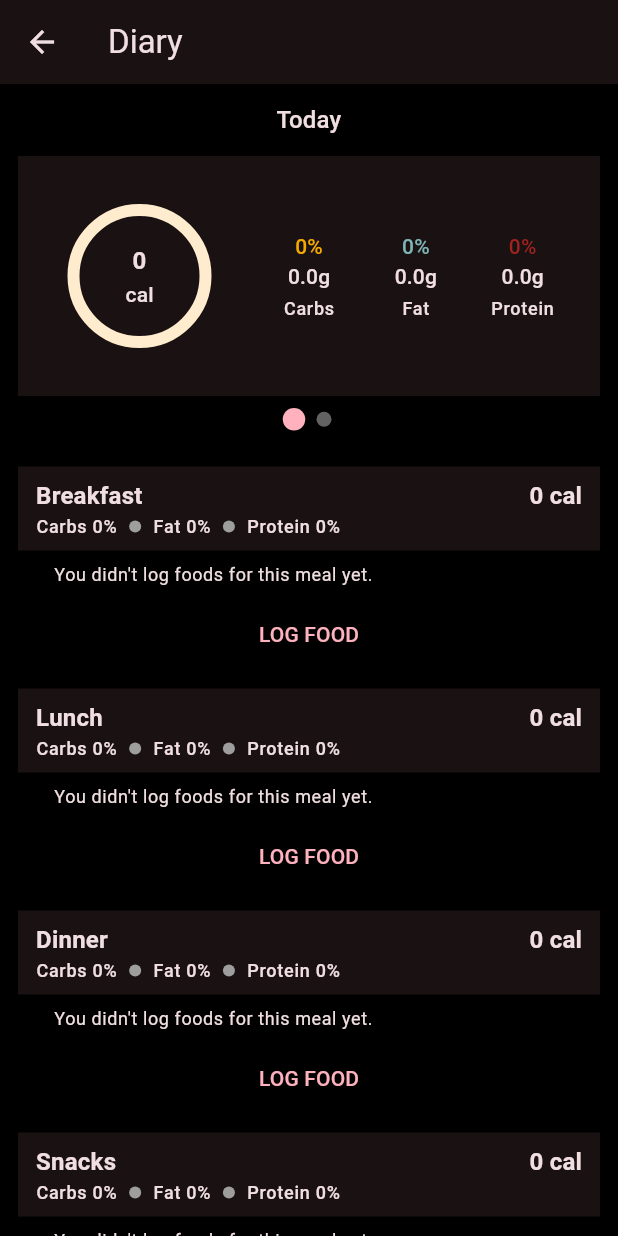
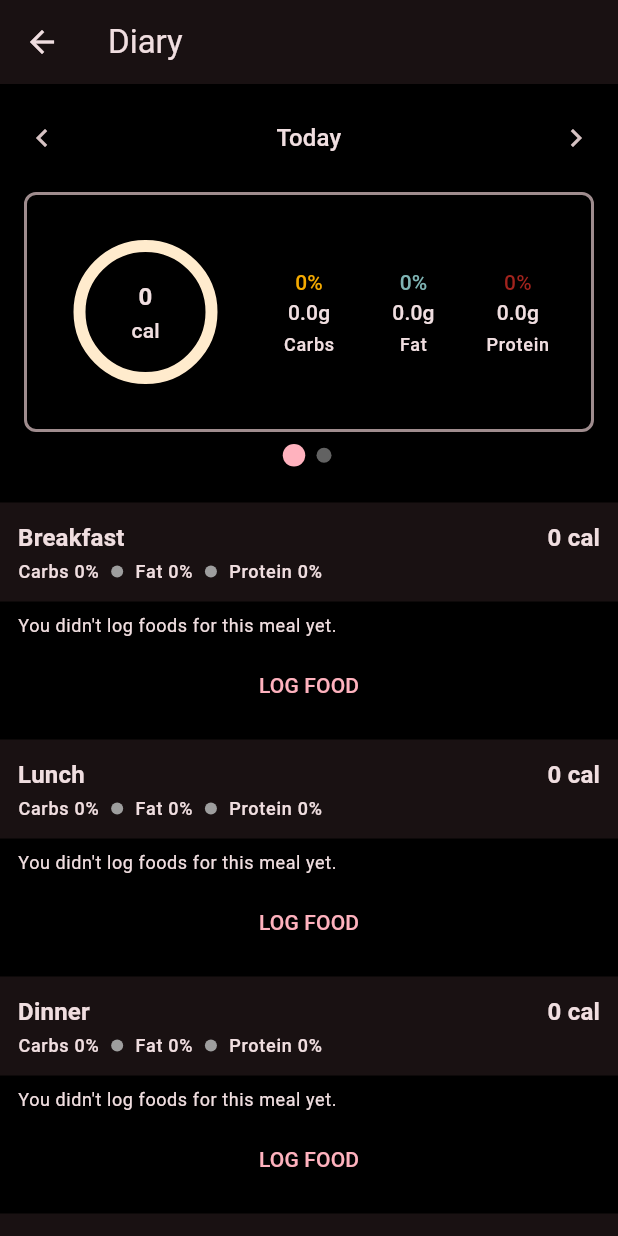
Before and after one commit to elenaconache/calorietracker, a Flutter app: the DiaryView screen opened directly, after a tap on "Breakfast", on a phone screen of 412 x 824 dp. Run offline on Flutter 3.47's test engine with Material 2 defaults, Android fonts, the phone set to English and light mode, and no system bars; drawn by our look-alikes of fl_chart, smooth_page_indicator; our stand-ins replace dio, flutter_secure_storage, flutter_svg, get_it, isar, retrofit; missing offline and left inert: dio_cache_interceptor, dio_cache_interceptor_hive_store; accounts and stored records are empty; generated files the repository leaves out were written again.

Commit message:
[sc-105] delete diary entry update app carousel component UI, add checkboxes for deleting diary entries, add checkboxes per meal and per day for checking all entries or all meals, update paddings in diary, align overview nutrient value to right

```diff
--- /dev/null
+++ b/lib/features/diary/carousel/diary_overview_carousel.dart
@@ -0,0 +1,85 @@
+import 'package:calorietracker/app/dependency_injection.dart';
+import 'package:calorietracker/features/diary/carousel/dotted_item.dart';
+import 'package:calorietracker/models/helpers/future_response_status.dart';
+import 'package:calorietracker/services/diary_service.dart';
+import 'package:calorietracker/ui/app_strings.dart';
+import 'package:calorietracker/ui/components/app_carousel.dart';
+import 'package:calorietracker/ui/components/calories_macros_section.dart';
+import 'package:flutter/material.dart';
+
+class DiaryOverviewCarousel extends StatelessWidget {
+  const DiaryOverviewCarousel({super.key});
+
+  @override
+  Widget build(BuildContext context) {
+    final diaryService = locator<DiaryService>();
+    return AppCarousel(items: [
+      Padding(
+          padding: const EdgeInsets.symmetric(horizontal: 16),
+          child: DecoratedBox(
+            decoration: _getDecoration(context),
+            child: ValueListenableBuilder(
+                valueListenable: diaryService.dayMealEntries,
+                builder: (context, dayMealEntries, __) {
+                  if (dayMealEntries.status == FutureResponseStatus.error) {
+                    return const SizedBox.shrink();
+                  }
+                  final nutrition = diaryService.selectedDayNutrition;
+                  return CaloriesMacrosSection(
+                    calories: nutrition.calories.toInt(),
+                    carbsInGrams: nutrition.carbohydrates,
+                    carbsPercentage: nutrition.carbsPercentage,
+                    fatInGrams: nutrition.fat,
+                    fatPercentage: nutrition.fatPercentage,
+                    proteinInGrams: nutrition.protein,
+                    proteinPercentage: nutrition.proteinPercentage,
+                  );
+                }),
+          )),
+      Padding(
+          padding: const EdgeInsets.symmetric(horizontal: 16),
+          child: DecoratedBox(
+              decoration: _getDecoration(context),
+              child: Padding(
+                  padding: const EdgeInsets.symmetric(vertical: 24, horizontal: 24),
+                  child: Center(
+                    child: ValueListenableBuilder(
+                        valueListenable: diaryService.dayMealEntries,
+                        builder: (context, dayMealEntries, __) {
+                          if (dayMealEntries.status == FutureResponseStatus.error) {
+                            return const SizedBox.shrink();
+                          }
+                          final nutrition = diaryService.selectedDayNutrition;
+                          return Column(
+                              crossAxisAlignment: CrossAxisAlignment.stretch,
+                              mainAxisSize: MainAxisSize.min,
+                              children: [
+                                DottedItem(
+                                  label: AppStrings.carbohydratesLabel,
+                                  value: nutrition.formattedCarbs,
+                                ),
+                                DottedItem(
+                                  label: AppStrings.fiberLabel,
+                                  value: nutrition.formattedFiber,
+                                ),
+                                DottedItem(
+                                  label: AppStrings.netCarbsLabel,
+                                  value: nutrition.formattedNetCarbs,
+                                ),
+                                DottedItem(
+                                  label: AppStrings.sugarLabel,
+                                  value: nutrition.formattedSugar,
+                                ),
+                              ]);
+                        }),
+                  ))))
+    ]);
+  }
+
+  BoxDecoration _getDecoration(BuildContext context) => BoxDecoration(
+      border: Border.fromBorderSide(BorderSide(
+        width: 2,
+        color: Theme.of(context).dividerColor,
+      )),
+      borderRadius: BorderRadius.circular(8));
+}
--- a/lib/features/diary/dotted_item.dart
+++ b/lib/features/diary/carousel/dotted_item.dart
@@ -30,7 +30,8 @@ class DottedItem extends StatelessWidget {
         flex: 1,
         child: Text(
           value,
-          style: Theme.of(context).textTheme.bodyLarge?.copyWith(fontWeight: FontWeight.bold),
+          textAlign: TextAlign.right,
+          style: Theme.of(context).textTheme.bodyLarge,
         ),
       )
     ]);
--- a/lib/features/diary/diary_entries_sliver_list.dart
+++ b/lib/features/diary/diary_entries_sliver_list.dart
@@ -1,5 +1,5 @@
 import 'package:calorietracker/app/dependency_injection.dart';
-import 'package:calorietracker/features/diary/diary_row.dart';
+import 'package:calorietracker/features/diary/diary_row/diary_row.dart';
 import 'package:calorietracker/features/diary/no_logged_foods_message.dart';
 import 'package:calorietracker/features/diary/swipe_to_delete_background.dart';
 import 'package:calorietracker/models/diary_entry.dart';
@@ -37,17 +37,11 @@ class DiaryEntriesSliverList extends StatelessWidget {
       );
     } else {
       return const SliverPadding(
-        padding: EdgeInsets.symmetric(horizontal: 24, vertical: 8),
+        padding: EdgeInsets.symmetric(horizontal: 12, vertical: 8),
         sliver: SliverToBoxAdapter(child: NoLoggedFoodsMessage()),
       );
     }
   }
 
-  void _onEntryDismissed(DiaryEntry entry) {
-    locator<DiaryService>().removeDiaryEntry(
-      meal: meal,
-      collectionId: entry.collectionId,
-      localId: entry.localId,
-    );
-  }
+  void _onEntryDismissed(DiaryEntry entry) => locator<DiaryService>().removeDiaryEntry(meal: meal, diaryEntry: entry);
 }
--- a/lib/features/diary/diary_overview_carousel.dart
+++ /dev/null
@@ -1,79 +0,0 @@
-import 'package:calorietracker/app/dependency_injection.dart';
-import 'package:calorietracker/features/diary/dotted_item.dart';
-import 'package:calorietracker/models/helpers/future_response_status.dart';
-import 'package:calorietracker/services/diary_service.dart';
-import 'package:calorietracker/ui/app_strings.dart';
-import 'package:calorietracker/ui/components/app_carousel.dart';
-import 'package:calorietracker/ui/components/calories_macros_section.dart';
-import 'package:flutter/material.dart';
-
-class DiaryOverviewCarousel extends StatelessWidget {
-  const DiaryOverviewCarousel({super.key});
-
-  @override
-  Widget build(BuildContext context) {
-    final diaryService = locator<DiaryService>();
-    return Padding(
-        padding: const EdgeInsets.symmetric(horizontal: 8),
-        child: AppCarousel(items: [
-          Padding(
-              padding: const EdgeInsets.symmetric(horizontal: 4),
-              child: Material(
-                color: Theme.of(context).cardColor,
-                shape: const BeveledRectangleBorder(),
-                child: ValueListenableBuilder(
-                    valueListenable: diaryService.dayMealEntries,
-                    builder: (context, dayMealEntries, __) {
-                      if (dayMealEntries.status == FutureResponseStatus.error) {
-                        return const SizedBox.shrink();
-                      }
-                      final nutrition = diaryService.selectedDayNutrition;
-                      return CaloriesMacrosSection(
-                        calories: nutrition.calories.toInt(),
-                        carbsInGrams: nutrition.carbohydrates,
-                        carbsPercentage: nutrition.carbsPercentage,
-                        fatInGrams: nutrition.fat,
-                        fatPercentage: nutrition.fatPercentage,
-                        proteinInGrams: nutrition.protein,
-                        proteinPercentage: nutrition.proteinPercentage,
-                      );
-                    }),
-              )),
-          Padding(
-              padding: const EdgeInsets.symmetric(horizontal: 4),
-              child: Material(
-                  color: Theme.of(context).cardColor,
-                  shape: const BeveledRectangleBorder(),
-                  child: Padding(
-                      padding: const EdgeInsets.symmetric(vertical: 24, horizontal: 24),
-                      child: Center(
-                        child: ValueListenableBuilder(
-                            valueListenable: diaryService.dayMealEntries,
-                            builder: (context, dayMealEntries, __) {
-                              if (dayMealEntries.status == FutureResponseStatus.error) {
-                                return const SizedBox.shrink();
-                              }
-                              final nutrition = diaryService.selectedDayNutrition;
-                              return Column(crossAxisAlignment: CrossAxisAlignment.stretch, mainAxisSize: MainAxisSize.min, children: [
-                                DottedItem(
-                                  label: AppStrings.carbohydratesLabel,
-                                  value: nutrition.formattedCarbs,
-                                ),
-                                DottedItem(
-                                  label: AppStrings.fiberLabel,
-                                  value: nutrition.formattedFiber,
-                                ),
-                                DottedItem(
-                                  label: AppStrings.netCarbsLabel,
-                                  value: nutrition.formattedNetCarbs,
-                                ),
-                                DottedItem(
-                                  label: AppStrings.sugarLabel,
-                                  value: nutrition.formattedSugar,
-                                ),
-                              ]);
-                            }),
-                      ))))
-        ]));
-  }
-}
--- a/lib/features/diary/diary_row.dart
+++ b/lib/features/diary/diary_row/diary_row.dart
@@ -1,4 +1,5 @@
 import 'package:calorietracker/extensions/numeric_extensions.dart';
+import 'package:calorietracker/features/diary/diary_row/diary_row_check_box.dart';
 import 'package:calorietracker/models/diary_entry.dart';
 import 'package:calorietracker/models/nutrition.dart';
 import 'package:calorietracker/ui/app_strings.dart';
@@ -22,6 +23,7 @@ class DiaryRow extends StatelessWidget {
                   mainAxisSize: MainAxisSize.max,
                   crossAxisAlignment: CrossAxisAlignment.start,
                   children: [
+                    DiaryRowCheckBox(diaryEntry: diaryEntry),
                     Expanded(
                       flex: 4,
                       child: Column(
--- a/lib/features/diary/diary_view.dart
+++ b/lib/features/diary/diary_view.dart
@@ -2,8 +2,9 @@ import 'package:calorietracker/app/dependency_injection.dart';
 import 'package:calorietracker/features/diary/diary_app_bar.dart';
 import 'package:calorietracker/features/diary/diary_controller.dart';
 import 'package:calorietracker/features/diary/diary_entries_sliver_list.dart';
-import 'package:calorietracker/features/diary/diary_overview_carousel.dart';
+import 'package:calorietracker/features/diary/carousel/diary_overview_carousel.dart';
 import 'package:calorietracker/features/diary/meal_title.dart';
+import 'package:calorietracker/features/diary/selected_day_line.dart';
 import 'package:calorietracker/models/helpers/future_response_status.dart';
 import 'package:calorietracker/models/meal.dart';
 import 'package:calorietracker/navigation/routes.dart';
@@ -45,34 +46,25 @@ class _DiaryViewState extends State<DiaryView> {
             child: CustomScrollView(
               slivers: [
                 const SliverPadding(padding: EdgeInsets.only(top: 12)),
-                SliverToBoxAdapter(
-                    child: Text(
-                  AppStrings.todayTitle,
-                  textAlign: TextAlign.center,
-                  style: Theme.of(context).textTheme.titleMedium,
-                )),
+                const SliverToBoxAdapter(child: SelectedDayLine()),
                 const SliverPadding(padding: EdgeInsets.only(top: 12)),
                 const SliverToBoxAdapter(child: DiaryOverviewCarousel()),
                 const SliverPadding(padding: EdgeInsets.only(top: 24)),
-                SliverPadding(
-                    padding: const EdgeInsets.symmetric(horizontal: 12),
-                    sliver: SliverToBoxAdapter(
+                SliverToBoxAdapter(
                     child: ValueListenableBuilder(
                         valueListenable: _controller.enabledMacrosPercentageMode,
                         builder: (context, enabledMacrosPercentageMode, _) => MealTitle(
                               meal: Meal.breakfast,
                               enabledMacrosPercentageMode: enabledMacrosPercentageMode,
                               onTap: _controller.toggleMacrosMode,
-                                )))),
-                SliverPadding(
-                    padding: const EdgeInsets.symmetric(horizontal: 12),
-                    sliver: ValueListenableBuilder(
+                            ))),
+                ValueListenableBuilder(
                     valueListenable: _diaryService.dayMealEntries,
                     builder: (context, dayMealEntries, __) => DiaryEntriesSliverList(
                           entries: _diaryService.getSelectedDayMealEntries(meal: Meal.breakfast),
                           error: dayMealEntries.status == FutureResponseStatus.error,
                           meal: Meal.breakfast,
-                            ))),
+                        )),
                 SliverPadding(
                   padding: const EdgeInsets.symmetric(horizontal: 24),
                   sliver: SliverToBoxAdapter(
@@ -83,25 +75,21 @@ class _DiaryViewState extends State<DiaryView> {
                   ))),
                 ),
                 const SliverPadding(padding: EdgeInsets.only(top: 12)),
-                SliverPadding(
-                    padding: const EdgeInsets.symmetric(horizontal: 12),
-                    sliver: SliverToBoxAdapter(
+                SliverToBoxAdapter(
                     child: ValueListenableBuilder(
                         valueListenable: _controller.enabledMacrosPercentageMode,
                         builder: (context, enabledMacrosPercentageMode, _) => MealTitle(
                               meal: Meal.lunch,
                               enabledMacrosPercentageMode: enabledMacrosPercentageMode,
                               onTap: _controller.toggleMacrosMode,
-                                )))),
-                SliverPadding(
-                    padding: const EdgeInsets.symmetric(horizontal: 12),
-                    sliver: ValueListenableBuilder(
+                            ))),
+                ValueListenableBuilder(
                     valueListenable: _diaryService.dayMealEntries,
                     builder: (context, dayMealEntries, __) => DiaryEntriesSliverList(
                           entries: _diaryService.getSelectedDayMealEntries(meal: Meal.lunch),
                           error: dayMealEntries.status == FutureResponseStatus.error,
                           meal: Meal.lunch,
-                            ))),
+                        )),
                 SliverPadding(
                   padding: const EdgeInsets.symmetric(horizontal: 24),
                   sliver: SliverToBoxAdapter(
@@ -112,54 +100,44 @@ class _DiaryViewState extends State<DiaryView> {
                   ))),
                 ),
                 const SliverPadding(padding: EdgeInsets.only(top: 12)),
-                SliverPadding(
-                    padding: const EdgeInsets.symmetric(horizontal: 12),
-                    sliver: SliverToBoxAdapter(
+                SliverToBoxAdapter(
                     child: ValueListenableBuilder(
                         valueListenable: _controller.enabledMacrosPercentageMode,
                         builder: (context, enabledMacrosPercentageMode, _) => MealTitle(
                               meal: Meal.dinner,
                               enabledMacrosPercentageMode: enabledMacrosPercentageMode,
                               onTap: _controller.toggleMacrosMode,
-                                )))),
-                SliverPadding(
-                    padding: const EdgeInsets.symmetric(horizontal: 12),
-                    sliver: ValueListenableBuilder(
+                            ))),
+                ValueListenableBuilder(
                     valueListenable: _diaryService.dayMealEntries,
                     builder: (context, dayMealEntries, __) => DiaryEntriesSliverList(
                           entries: _diaryService.getSelectedDayMealEntries(meal: Meal.dinner),
                           error: dayMealEntries.status == FutureResponseStatus.error,
                           meal: Meal.dinner,
-                            ))),
-                SliverPadding(
-                  padding: const EdgeInsets.symmetric(horizontal: 24),
-                  sliver: SliverToBoxAdapter(
+                        )),
+                SliverToBoxAdapter(
                   child: Center(
                       child: TextButton(
                     onPressed: () => _openSearchFoodScreen(context, Meal.dinner),
                     child: Text(AppStrings.logFoodLabel.toUpperCase()),
-                  ))),
+                  )),
                 ),
                 const SliverPadding(padding: EdgeInsets.only(top: 12)),
-                SliverPadding(
-                    padding: const EdgeInsets.symmetric(horizontal: 12),
-                    sliver: SliverToBoxAdapter(
+                SliverToBoxAdapter(
                     child: ValueListenableBuilder(
                         valueListenable: _controller.enabledMacrosPercentageMode,
                         builder: (context, enabledMacrosPercentageMode, _) => MealTitle(
                               meal: Meal.snacks,
                               enabledMacrosPercentageMode: enabledMacrosPercentageMode,
                               onTap: _controller.toggleMacrosMode,
-                                )))),
-                SliverPadding(
-                    padding: const EdgeInsets.symmetric(horizontal: 12),
-                    sliver: ValueListenableBuilder(
+                            ))),
+                ValueListenableBuilder(
                     valueListenable: _diaryService.dayMealEntries,
                     builder: (context, dayMealEntries, __) => DiaryEntriesSliverList(
                           entries: _diaryService.getSelectedDayMealEntries(meal: Meal.snacks),
                           error: dayMealEntries.status == FutureResponseStatus.error,
                           meal: Meal.snacks,
-                            ))),
+                        )),
                 SliverPadding(
                   padding: const EdgeInsets.symmetric(horizontal: 24),
                   sliver: SliverToBoxAdapter(
--- a/lib/features/diary/meal_title.dart
+++ b/lib/features/diary/meal_title.dart
@@ -26,11 +26,34 @@ class MealTitle extends StatelessWidget {
         child: InkWell(
             onTap: onTap,
             child: Padding(
-                padding: const EdgeInsets.symmetric(vertical: 8, horizontal: 12),
+                padding: const EdgeInsets.all(12),
                 child: Column(
                   crossAxisAlignment: CrossAxisAlignment.stretch,
                   children: [
-                    Row(children: [
+                    Row(
+                      crossAxisAlignment: CrossAxisAlignment.center,
+                      children: [
+                        ValueListenableBuilder(
+                            valueListenable: diaryService.dayMealEntries,
+                            builder: (context, _, __) => diaryService.hasMealEntries(meal: meal)
+                                ? ValueListenableBuilder(
+                                    valueListenable: diaryService.diaryEditModeEnabled,
+                                    builder: (context, editable, _) => editable
+                                        ? ValueListenableBuilder(
+                                            valueListenable: diaryService.checkedDiaryEntries,
+                                            builder: (context, _, __) => Padding(
+                                                padding: const EdgeInsets.only(right: 8),
+                                                child: SizedBox(
+                                                    width: 24,
+                                                    height: 24,
+                                                    child: Checkbox(
+                                                      tristate: true,
+                                                      value: diaryService.isMealChecked(meal: meal),
+                                                      onChanged: (checked) =>
+                                                          diaryService.onMealCheckChanged(meal: meal, checked: checked),
+                                                    ))))
+                                        : const SizedBox.shrink())
+                                : const SizedBox.shrink()),
                         Expanded(
                             child: Text(
                           _mealLabel,
@@ -48,10 +71,21 @@ class MealTitle extends StatelessWidget {
                                 style: Theme.of(context).textTheme.titleMedium?.copyWith(fontWeight: FontWeight.bold),
                               );
                             })
-                    ]),
-                    MealMacros(
+                      ],
+                    ),
+                    const SizedBox(height: 2),
+                    ValueListenableBuilder(
+                      valueListenable: diaryService.dayMealEntries,
+                      builder: (context, _, __) => ValueListenableBuilder(
+                        valueListenable: diaryService.diaryEditModeEnabled,
+                        builder: (context, editable, _) => Padding(
+                          padding: EdgeInsets.only(left: editable && diaryService.hasMealEntries(meal: meal) ? 32 : 0),
+                          child: MealMacros(
                             meal: meal,
                             enabledPercentageMode: enabledMacrosPercentageMode,
+                          ),
+                        ),
+                      ),
                     )
                   ],
                 ))));
--- /dev/null
+++ b/lib/features/diary/selected_day_line.dart
@@ -0,0 +1,55 @@
+import 'package:calorietracker/app/dependency_injection.dart';
+import 'package:calorietracker/services/diary_service.dart';
+import 'package:calorietracker/ui/app_strings.dart';
+import 'package:flutter/material.dart';
+
+class SelectedDayLine extends StatelessWidget {
+  const SelectedDayLine({super.key});
+
+  @override
+  Widget build(BuildContext context) {
+    final diaryService = locator<DiaryService>();
+    return ValueListenableBuilder(
+        valueListenable: diaryService.diaryEditModeEnabled,
+        builder: (context, editable, child) => Row(
+              mainAxisSize: MainAxisSize.max,
+              children: [
+                const SizedBox(width: 4),
+                SizedBox(
+                  height: 48,
+                  width: 48,
+                  child: editable
+                      ? ValueListenableBuilder(
+                          valueListenable: diaryService.checkedDiaryEntries,
+                          builder: (context, _, __) => Checkbox(
+                            tristate: true,
+                            value: diaryService.isDayChecked,
+                            onChanged: (checked) => diaryService.onDayCheckChanged(checked: checked),
+                          ),
+                        )
+                      : IconButton(
+                          onPressed: () {},
+                          icon: const Icon(Icons.chevron_left),
+                        ),
+                ),
+                Expanded(child: child!),
+                SizedBox(
+                  height: 48,
+                  width: 48,
+                  child: editable
+                      ? null
+                      : IconButton(
+                          onPressed: () {},
+                          icon: const Icon(Icons.chevron_right),
+                        ),
+                ),
+                const SizedBox(width: 4),
+              ],
+            ),
+        child: Text(
+          AppStrings.todayTitle,
+          textAlign: TextAlign.center,
+          style: Theme.of(context).textTheme.titleMedium,
+        ));
+  }
+}
--- a/lib/models/diary_entry.dart
+++ b/lib/models/diary_entry.dart
@@ -44,4 +44,8 @@ class DiaryEntry {
 
   @override
   String toString() => toJson().toString();
+
+  bool matches(DiaryEntry diaryEntry) =>
+      diaryEntry.collectionId != null && diaryEntry.collectionId == collectionId ||
+      diaryEntry.localId != null && diaryEntry.localId == localId;
 }
```
Also changed, not shown: lib/features/diary/carousel/day_nutrition_summary.dart (renamed from lib/features/diary/day_nutrition_summary.dart, +16 -4 lines), lib/features/diary/diary_row/diary_row_check_box.dart (added, +34 -0 lines), lib/services/diary_service.dart (+87 -8 lines). Lines whose indentation alone changed are shown as unchanged.
